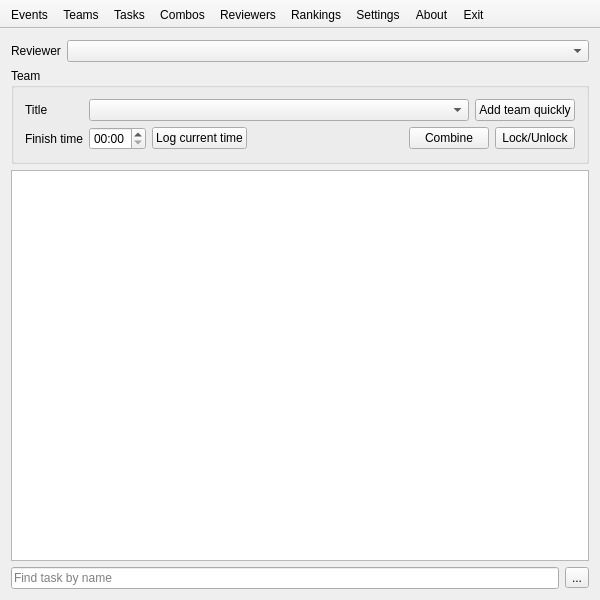
First picture: the form in trunk/gui_main.ui, repository FrankMamuda/ketoevent, before the edit.
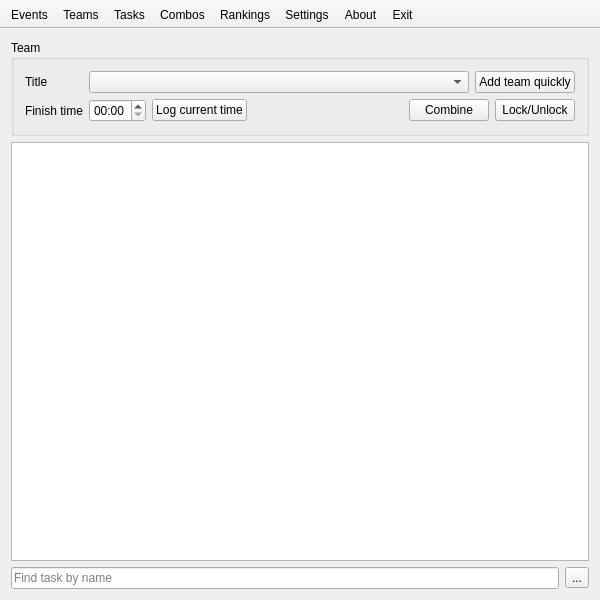
Second picture: the form after the edit. Icons and pictures are not drawn.

Commit message: rm android support; simplified reviewers; api bump

```diff
--- a/trunk/gui_main.ui
+++ b/trunk/gui_main.ui
@@ -19,20 +19,6 @@
   </property>
   <widget class="QWidget" name="centralWidget">
    <layout class="QVBoxLayout" name="verticalLayout">
-    <item>
-     <layout class="QHBoxLayout" name="layoutReviewers" stretch="0,5">
-      <item>
-       <widget class="QLabel" name="labelReviewer">
-        <property name="text">
-         <string>Reviewer</string>
-        </property>
-       </widget>
-      </item>
-      <item>
-       <widget class="QComboBox" name="comboReviewers"/>
-      </item>
-     </layout>
-    </item>
     <item>
      <widget class="QGroupBox" name="layoutTeam">
       <property name="title">
@@ -246,7 +232,6 @@
    <addaction name="actionTeams"/>
    <addaction name="actionTasks"/>
    <addaction name="actionCombos"/>
-   <addaction name="actionReviewers"/>
    <addaction name="actionRankings"/>
    <addaction name="actionSettings"/>
    <addaction name="actionAbout"/>
@@ -324,18 +309,6 @@
     <string>Exit applet</string>
    </property>
   </action>
-  <action name="actionReviewers">
-   <property name="icon">
-    <iconset resource="resources.qrc">
-     <normaloff>:/icons/reviewers_48</normaloff>:/icons/reviewers_48</iconset>
-   </property>
-   <property name="text">
-    <string>Reviewers</string>
-   </property>
-   <property name="toolTip">
-    <string>Reviewers</string>
-   </property>
-  </action>
   <action name="actionEvents">
    <property name="icon">
     <iconset resource="resources.qrc">
```
The commit also changes 71 other files.
